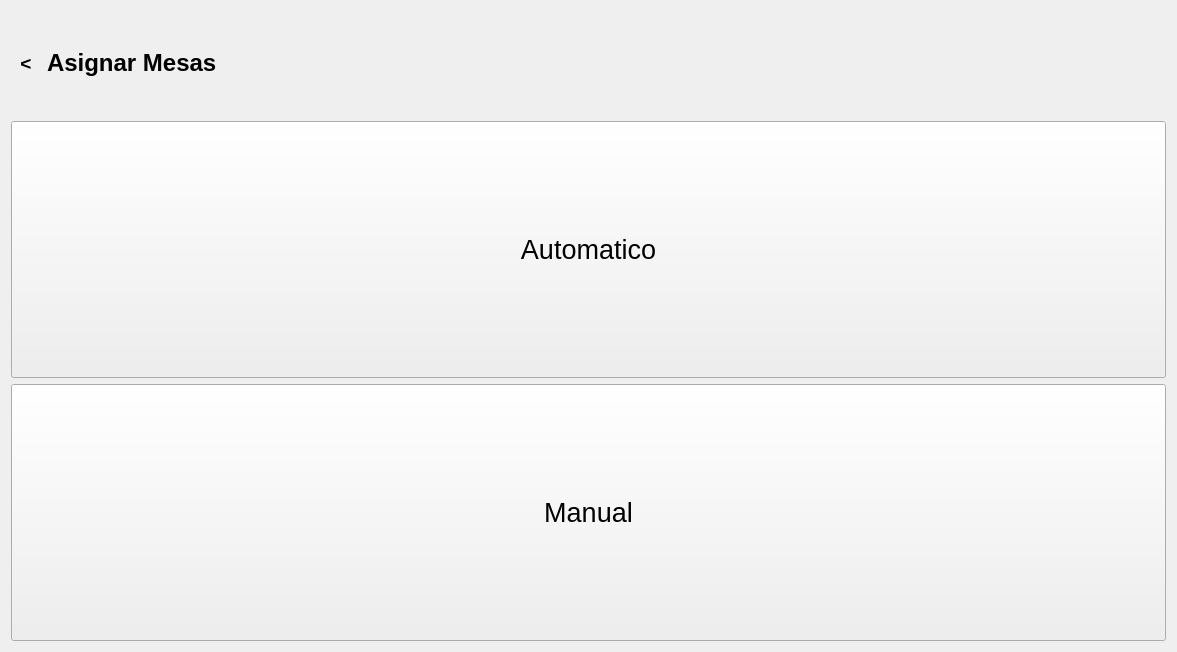
Qt form Interfaces/AsignarMesas.ui (roblesgg/GestionEventos) before a commit.
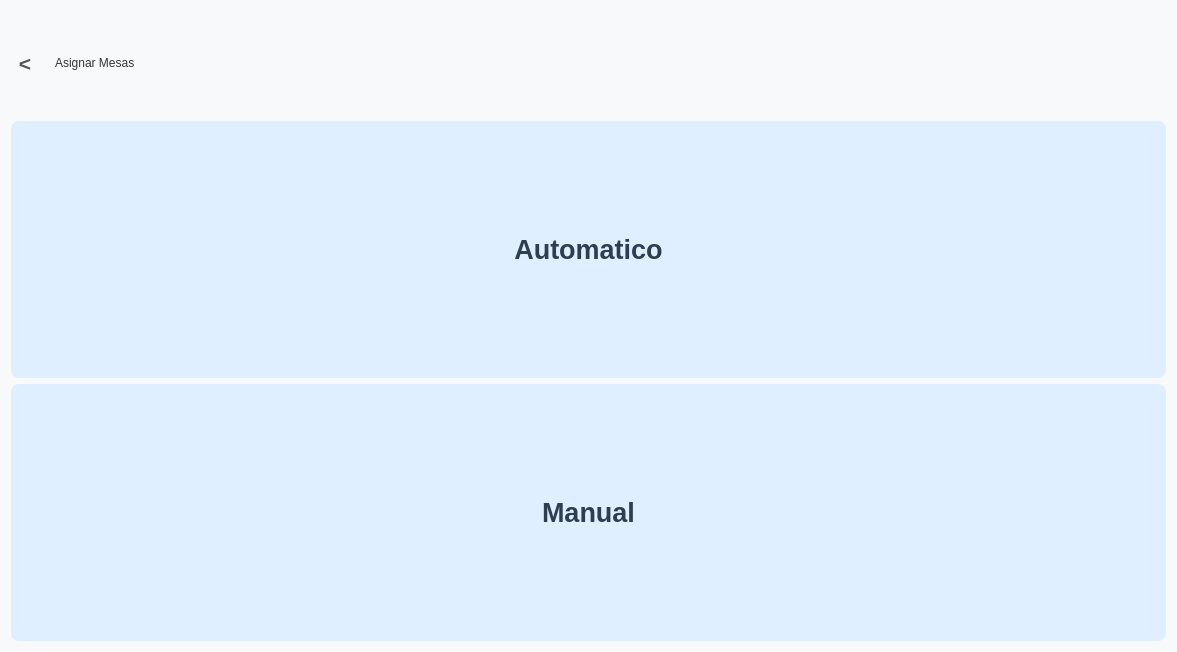
The same form after that commit.

Diff of the .ui file:
```diff
--- a/Interfaces/AsignarMesas.ui
+++ b/Interfaces/AsignarMesas.ui
@@ -13,18 +13,62 @@
   <property name="windowTitle">
    <string>Form</string>
   </property>
+  
+  <property name="styleSheet">
+   <string>
+/* --- Estilo General --- */
+QWidget {
+    font-family: 'Segoe UI', 'Arial', 'sans-serif';
+    background-color: #F8F9FA; /* Un blanco roto muy suave */
+    color: #333333;
+}
+
+/* --- Título Principal --- */
+QLabel[objectName="TitleLabel_AssignMenu"] {
+    font-size: 24pt; /* Unificado con el resto */
+    font-weight: bold;
+    color: #2C3E50; /* Un azul oscuro */
+    padding-bottom: 10px;
+    background-color: transparent;
+}
+
+/* --- Botón de Atrás --- */
+QToolButton {
+    font-size: 16pt;
+    font-weight: bold;
+    color: #555555;
+    background-color: transparent;
+    border: none;
+    padding-right: 10px;
+}
+QToolButton:hover {
+    color: #000000;
+}
+
+/* --- Botones Principales (Automático/Manual) --- */
+QPushButton {
+    background-color: #E0EFFF; /* Azul pastel */
+    color: #2C3E50;
+    font-size: 20pt; /* Tamaño de fuente grande del original */
+    font-weight: bold;
+    border: none;
+    border-radius: 8px; /* ¡ESQUINAS REDONDEADAS! */
+    padding: 12px 18px;
+}
+QPushButton:hover {
+    background-color: #C6DFFF;
+}
+QPushButton:pressed {
+    background-color: #B0D0FF;
+}
+   </string>
+  </property>
+  
   <layout class="QVBoxLayout" name="verticalLayout_2" stretch="1,5">
    <item>
     <layout class="QHBoxLayout" name="horizontalLayout_Titulo_3" stretch="0,0,1">
      <item>
-      <widget class="QToolButton" name="btnAtras_asignarmesas">
-       <property name="font">
-        <font>
-         <pointsize>14</pointsize>
-         <weight>75</weight>
-         <bold>true</bold>
-        </font>
-       </property>
+      <widget class="QToolButton" name="BackButton_AssignMenu">
        <property name="text">
         <string>&lt;</string>
        </property>
@@ -34,14 +78,7 @@
       </widget>
      </item>
      <item>
-      <widget class="QLabel" name="labelTitulo_3">
-       <property name="font">
-        <font>
-         <pointsize>18</pointsize>
-         <weight>75</weight>
-         <bold>true</bold>
-        </font>
-       </property>
+      <widget class="QLabel" name="TitleLabel_AssignMenu">
        <property name="text">
         <string>Asignar Mesas</string>
        </property>
@@ -72,11 +109,6 @@
          <verstretch>0</verstretch>
         </sizepolicy>
        </property>
-       <property name="font">
-        <font>
-         <pointsize>20</pointsize>
-        </font>
-       </property>
        <property name="text">
         <string>Automatico</string>
        </property>
@@ -90,11 +122,6 @@
          <verstretch>0</verstretch>
         </sizepolicy>
        </property>
-       <property name="font">
-        <font>
-         <pointsize>20</pointsize>
-        </font>
-       </property>
        <property name="text">
         <string>Manual</string>
        </property>
```
Left out of the diff: 6 changed lines with no effect on the pictures.
